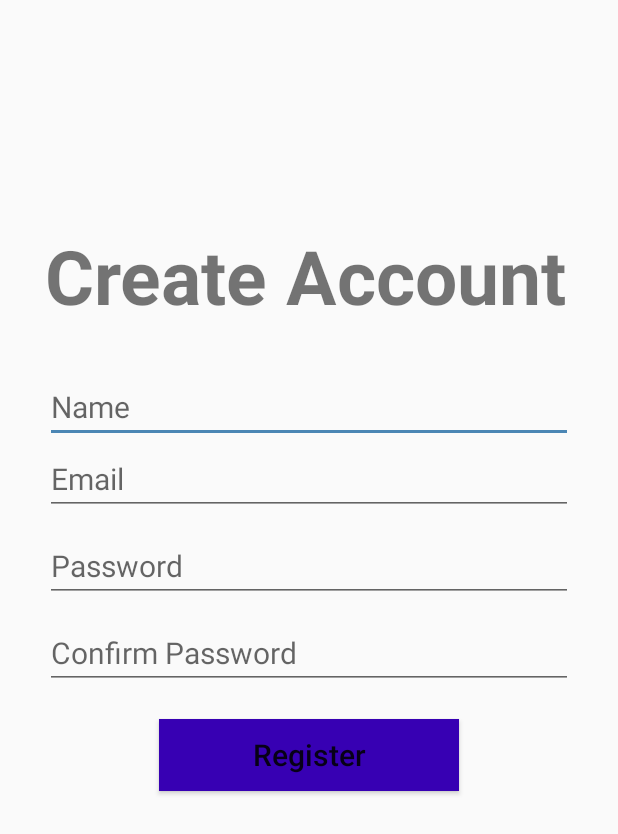
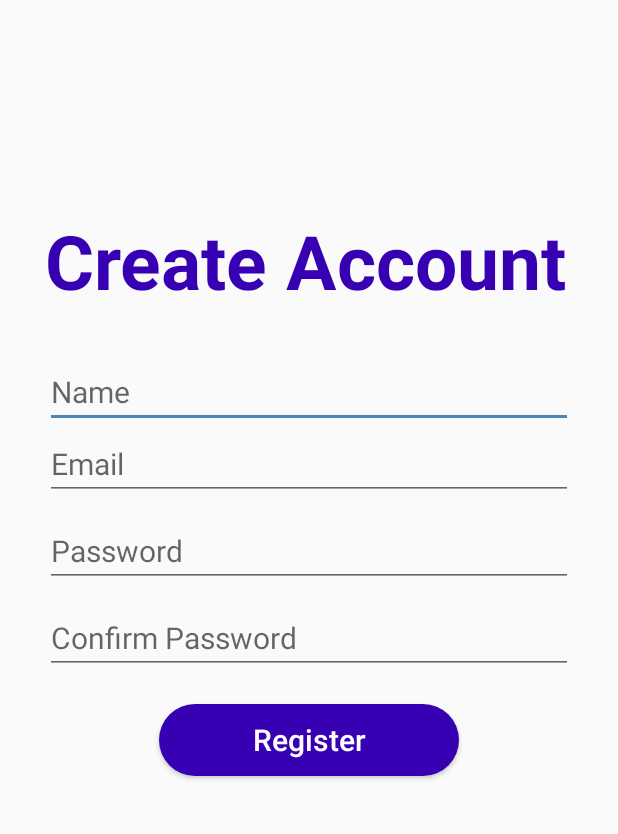
Before and after one commit to zheng-jj/T03_Team_3_MAD, an Android app: the screen it shows after launch (RegisterPage), after a tap on "Register", on a phone screen of 412 x 824 dp. Shown: the top 834 px of the screen. Run offline under Robolectric (Android 15) with nearby library versions, the phone set to English and light mode, and no system bars; our stand-ins replace Firebase (no records; nobody signed in at launch, a user with empty details on screens opened directly).

Commit message:
Few changes... Make button to have curved corners. Add more logs.

```diff
--- a/app/src/main/java/com/example/t03team3mad/AdapterGenre.java
+++ b/app/src/main/java/com/example/t03team3mad/AdapterGenre.java
@@ -9,7 +9,7 @@
 import androidx.recyclerview.widget.RecyclerView;
 
 import java.util.ArrayList;
-
+//Chris - book info genre adaptor
 public class AdapterGenre extends RecyclerView.Adapter<AdapterGenre.ViewHolder> {
     ArrayList<String> data;
     private OnClickListener clickListener;
--- a/app/src/main/java/com/example/t03team3mad/AdapterGenreInHomeFragment.java
+++ b/app/src/main/java/com/example/t03team3mad/AdapterGenreInHomeFragment.java
@@ -22,6 +22,7 @@
     }
     @NonNull
     @Override
+    //CardView
     public AdapterGenreInHomeFragment.ViewHolder onCreateViewHolder(@NonNull ViewGroup parent, int viewType) {
         context = parent.getContext();
         LayoutInflater inflater = LayoutInflater.from(context);
--- a/app/src/main/java/com/example/t03team3mad/LoginPage.java
+++ b/app/src/main/java/com/example/t03team3mad/LoginPage.java
@@ -182,7 +182,6 @@
                 Log.v(TAG,"Going to Register Page");
                 Intent Register=new Intent(LoginPage.this, RegisterPage.class);
                 startActivity(Register);
-                finish();
             }
         });
     }
--- a/app/src/main/java/com/example/t03team3mad/RegisterPage.java
+++ b/app/src/main/java/com/example/t03team3mad/RegisterPage.java
@@ -125,7 +125,7 @@
                                 progressBar.setVisibility(View.INVISIBLE);
                                 //Custom message if email is invaild
                                 Toast.makeText(RegisterPage.this, "The email is invaild", Toast.LENGTH_SHORT).show();
-
+                                Log.v(TAG,"The email is invaild");
                             }
 
                             else {
--- a/app/src/main/java/com/example/t03team3mad/bookinfoFragment.java
+++ b/app/src/main/java/com/example/t03team3mad/bookinfoFragment.java
@@ -238,7 +238,7 @@
     @Override
     public void OnClick(int postion) {
         String Genre=data.get(postion);
-        Log.v(TAG,Genre);
+        Log.v(TAG,"Going to display books based on "+Genre.trim());
         Bundle bundle = new Bundle();
         bundle.putString("Genre", Genre);  // Key, value
         Book_ByGenre nextFragment = new Book_ByGenre();
--- /dev/null
+++ b/app/src/main/res/drawable/rounded_corner.xml
@@ -0,0 +1,6 @@
+<?xml version="1.0" encoding="utf-8"?>
+<shape xmlns:android="http://schemas.android.com/apk/res/android"
+    android:shape="rectangle">
+    <solid android:color="@color/colorPrimaryDark"></solid>
+    <corners android:radius="150dp"></corners>
+</shape>
--- a/app/src/main/res/layout/activity_login_page.xml
+++ b/app/src/main/res/layout/activity_login_page.xml
@@ -28,6 +28,7 @@
             android:layout_marginBottom="70dp"
             android:text="Member Login"
             android:textSize="50dp"
+            android:textColor="@color/colorPrimaryDark"
             android:layout_gravity="center"
             android:textStyle="bold" />
 
@@ -80,8 +81,9 @@
             android:layout_height="wrap_content"
             android:layout_gravity="center"
             android:layout_margin="10dp"
-            android:background="@color/colorPrimaryDark"
+            android:background="@drawable/rounded_corner"
             android:text="Login"
+            android:textColor="@color/cardview_light_background"
             android:textAllCaps="false"
             android:textSize="20dp"
             />
--- a/app/src/main/res/layout/activity_register_page.xml
+++ b/app/src/main/res/layout/activity_register_page.xml
@@ -17,7 +17,7 @@
         android:layout_alignParentEnd="true"
         android:layout_alignParentBottom="true"
         android:layout_marginStart="30dp"
-        android:layout_marginTop="150dp"
+        android:layout_marginTop="140dp"
         android:layout_marginEnd="30dp"
         android:layout_marginBottom="70dp"
         android:orientation="vertical">
@@ -25,9 +25,10 @@
         <TextView
             android:layout_width="wrap_content"
             android:layout_height="wrap_content"
+            android:layout_marginBottom="30dp"
             android:text="Create Account"
             android:textSize="50dp"
-            android:layout_marginBottom="30dp"
+            android:textColor="@color/colorPrimaryDark"
             android:textStyle="bold" />
 
         <EditText
@@ -70,8 +71,9 @@
             android:layout_height="wrap_content"
             android:layout_gravity="center"
             android:layout_margin="20dp"
-            android:background="@color/colorPrimaryDark"
+            android:background="@drawable/rounded_corner"
             android:text="Register"
+            android:textColor="@color/cardview_light_background"
             android:textAllCaps="false"
             android:textSize="20dp" />
 
```
Also changed, not shown: app/src/main/java/com/example/t03team3mad/HomeFragment.java (+6 -9 lines).
